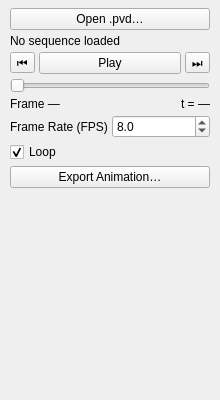
The window that src/ui/animation_page.ui (thermeng/SciRender) describes before a commit, drawn with Qt 5.
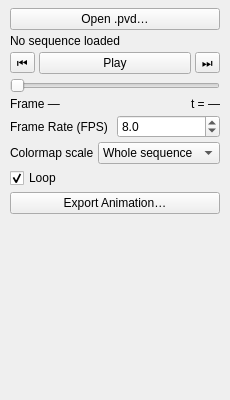
The same window after the commit.

Commit message: feat: colorbar min/max over whole sequence for animation + vector combo dup entry bug fix

```diff
--- a/src/ui/animation_page.ui
+++ b/src/ui/animation_page.ui
@@ -144,6 +144,37 @@
      </item>
     </layout>
    </item>
+   <item>
+    <layout class="QHBoxLayout" name="scaleRow">
+     <item>
+      <widget class="QLabel" name="scaleLabel">
+       <property name="text">
+        <string>Colormap scale</string>
+       </property>
+       <property name="toolTip">
+        <string>Whole sequence: one fixed range across all frames (no color flicker). Per frame: rescale to each frame's own min/max.</string>
+       </property>
+      </widget>
+     </item>
+     <item>
+      <widget class="QComboBox" name="scaleCombo">
+       <property name="toolTip">
+        <string>Whole sequence: one fixed range across all frames (no color flicker). Per frame: rescale to each frame's own min/max.</string>
+       </property>
+       <item>
+        <property name="text">
+         <string>Whole sequence</string>
+        </property>
+       </item>
+       <item>
+        <property name="text">
+         <string>Per frame</string>
+        </property>
+       </item>
+      </widget>
+     </item>
+    </layout>
+   </item>
    <item>
     <widget class="QCheckBox" name="loopCb">
      <property name="text">
```
The commit also changes 7 other files.
